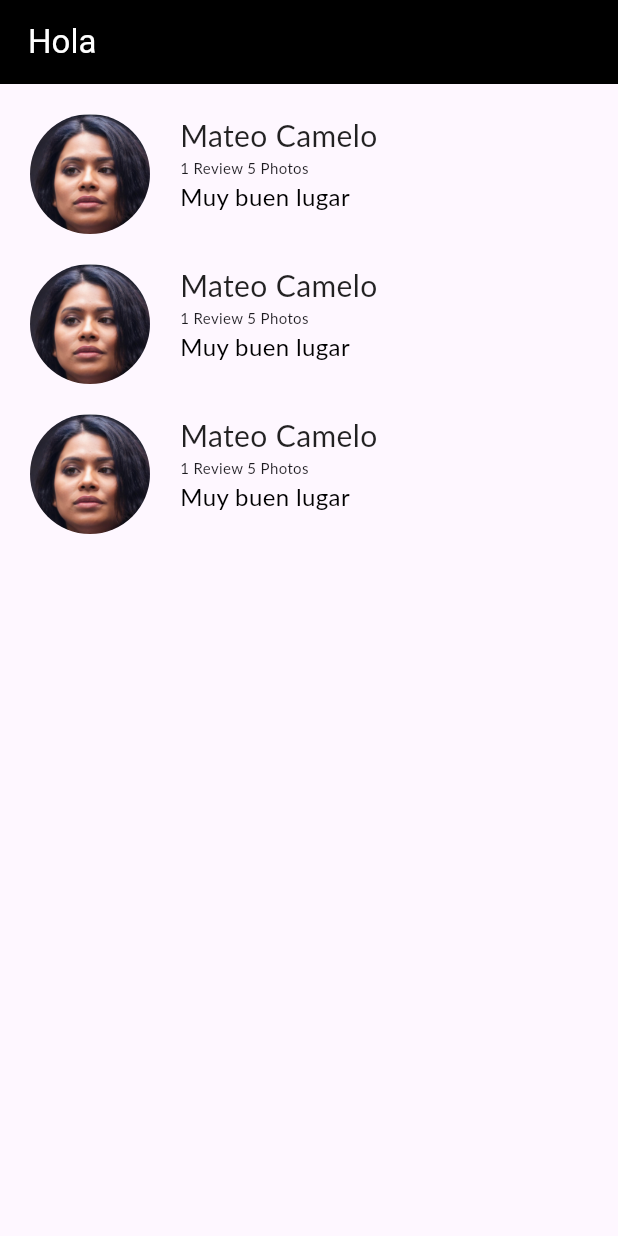
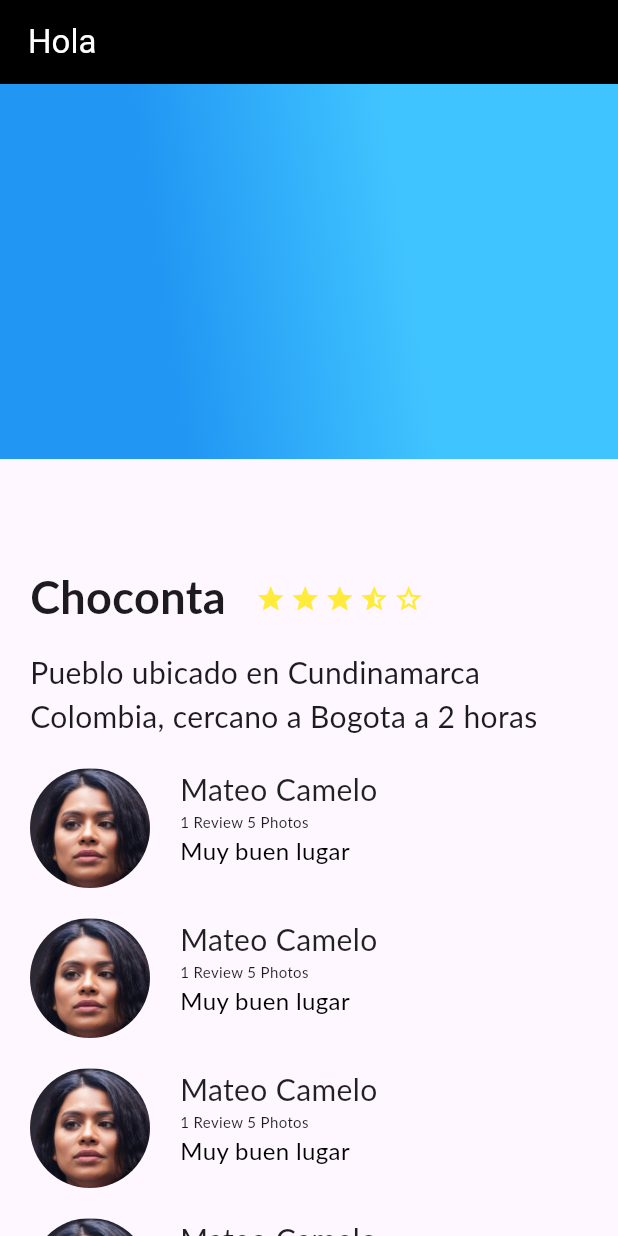
Before and after one commit to MateoG404/Mobile_Application_Development_UniAndes, a Flutter app: the screen it shows after launch, on a phone screen of 412 x 824 dp. Run offline on Flutter 3.47's test engine with Material 2 defaults, Android fonts, the phone set to English and light mode, and no system bars; Roboto replaces fonts that are missing (Lato).

Commit message:
Unificacion de reseña y descripcion junto con el gradiente

```diff
--- /dev/null
+++ b/Pl/platzi_app/lib/gradient_back.dart
@@ -0,0 +1,17 @@
+import 'package:flutter/material.dart';
+
+class GradientBack extends StatelessWidget {
+  @override
+  Widget build(BuildContext context) {
+    return Container(
+      height: 250,
+      decoration: const BoxDecoration(
+          gradient: LinearGradient(
+              colors: [Colors.blue, Colors.lightBlueAccent],
+              begin: FractionalOffset(0.2, 0.8),
+              end: FractionalOffset(1.0, 0.6),
+              stops: [0.1, 0.6],
+              tileMode: TileMode.clamp)),
+    );
+  }
+}
--- a/Pl/platzi_app/lib/main.dart
+++ b/Pl/platzi_app/lib/main.dart
@@ -3,6 +3,7 @@ import 'package:flutter/material.dart';
 import 'package:platzi_app/description_place.dart';
 import 'package:platzi_app/review.dart';
 import 'package:platzi_app/review_list.dart';
+import 'package:platzi_app/gradient_back.dart';
 
 void main() {
   runApp(const MyApp());
@@ -29,11 +30,23 @@ class MyApp extends StatelessWidget {
               ),
               backgroundColor: Colors.black,
             ),
-            body: ReviewList())
+            //body: ReviewList())
+            body: Stack(
+              children: [
+                ListView(
+                  children: [
+                    Description_place('Choconta', 4,
+                        'Pueblo ubicado en Cundinamarca Colombia, cercano a Bogota a 2 horas'),
+                    ReviewList()
+                  ],
+                ),
+                GradientBack()
+              ],
+            )
 
-        //Description_place("Mateo Gutierrez", 4,
-        //    "Prueba de texto de descripción Prueba de texto de descripción Prueba de texto de descripciónPrueba de texto de descripción "),
-        //)
-        );
+            //Description_place("Mateo Gutierrez", 4,
+            //    "Prueba de texto de descripción Prueba de texto de descripción Prueba de texto de descripciónPrueba de texto de descripción "),
+            //)
+            ));
   }
 }
--- a/Pl/platzi_app/lib/review_list.dart
+++ b/Pl/platzi_app/lib/review_list.dart
@@ -12,7 +12,9 @@ class ReviewList extends StatelessWidget {
         Review("assets/images/viajero.png", "Mateo Camelo", "1 Review 5 Photos",
             "Muy buen lugar"),
         Review("assets/images/viajero.png", "Mateo Camelo", "1 Review 5 Photos",
-            "Muy buen lugar")
+            "Muy buen lugar"),
+        Review("assets/images/viajero.png", "Mateo Camelo", "1 Review 5 Photos",
+            "Muy buen lugar"),
       ],
     );
   }
```
